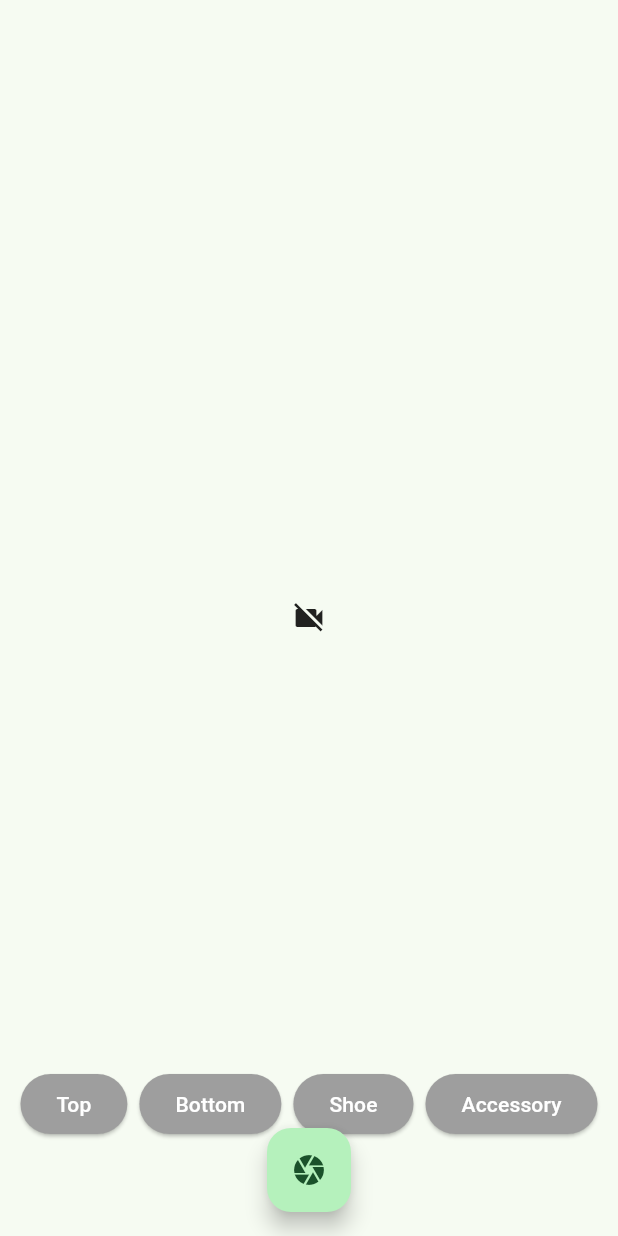
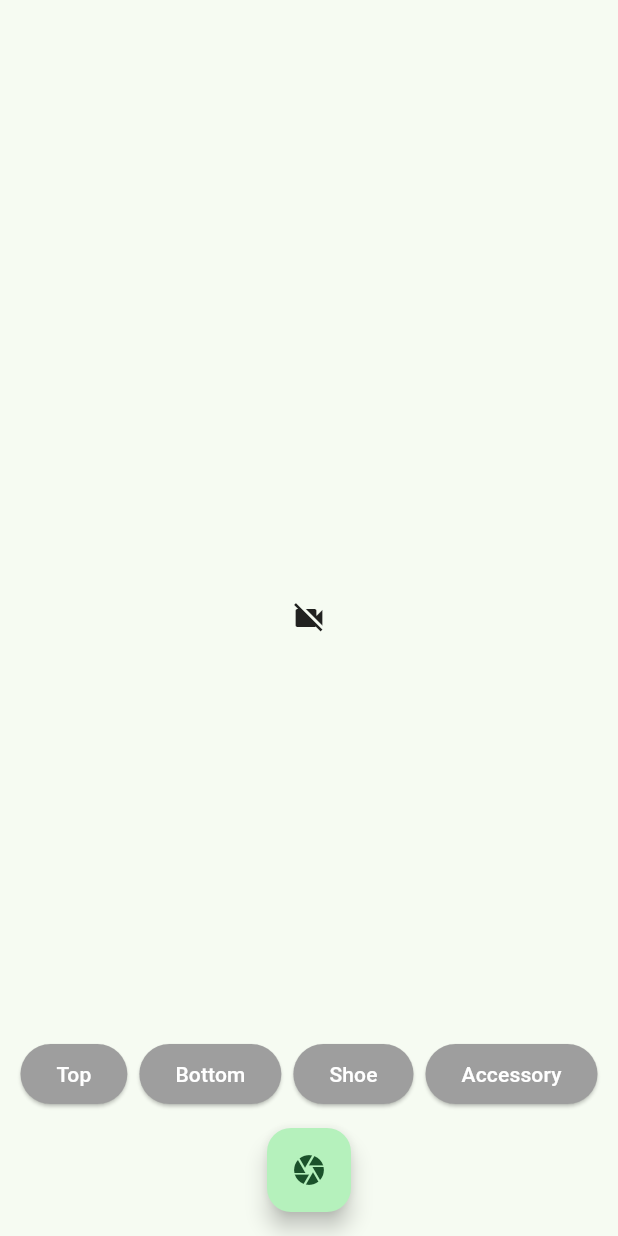
Before and after one commit to JessDang/WeatherWear-Mobile, a Flutter app: the CameraScreen screen opened directly, on a phone screen of 412 x 824 dp. Run offline on Flutter 3.47's test engine with Material 3 defaults, Android fonts, the phone set to English and light mode, and no system bars; our stand-ins replace camera, table_calendar.

Commit message:
More stuff

```diff
--- a/lib/screens/camera_screen.dart
+++ b/lib/screens/camera_screen.dart
@@ -67,7 +67,7 @@ class CameraScreenState extends State<CameraScreen> {
               children: [
                 cameraView(controller, snapshot, size),
                 Padding(
-                    padding: EdgeInsets.fromLTRB(0, 0, 0, 60.0),
+                    padding: EdgeInsets.fromLTRB(0, 0, 0, 80.0),
                     child: Column(children: [
                       Spacer(),
                       TagSelector(onTagSelected: (newTag) {
```
